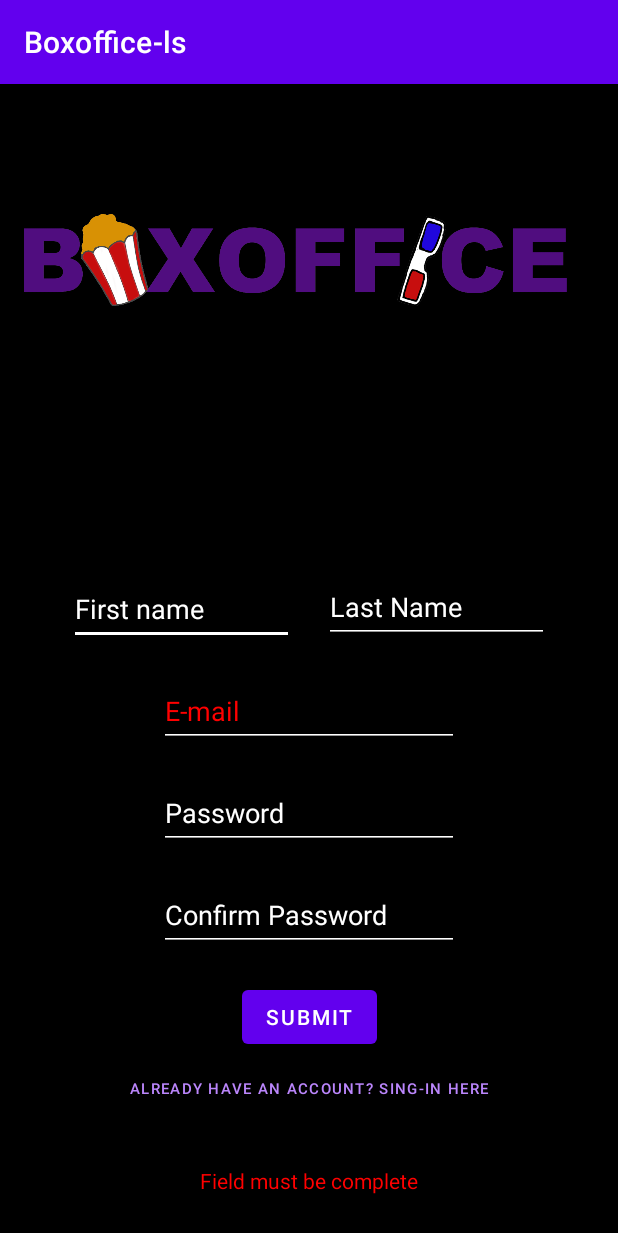
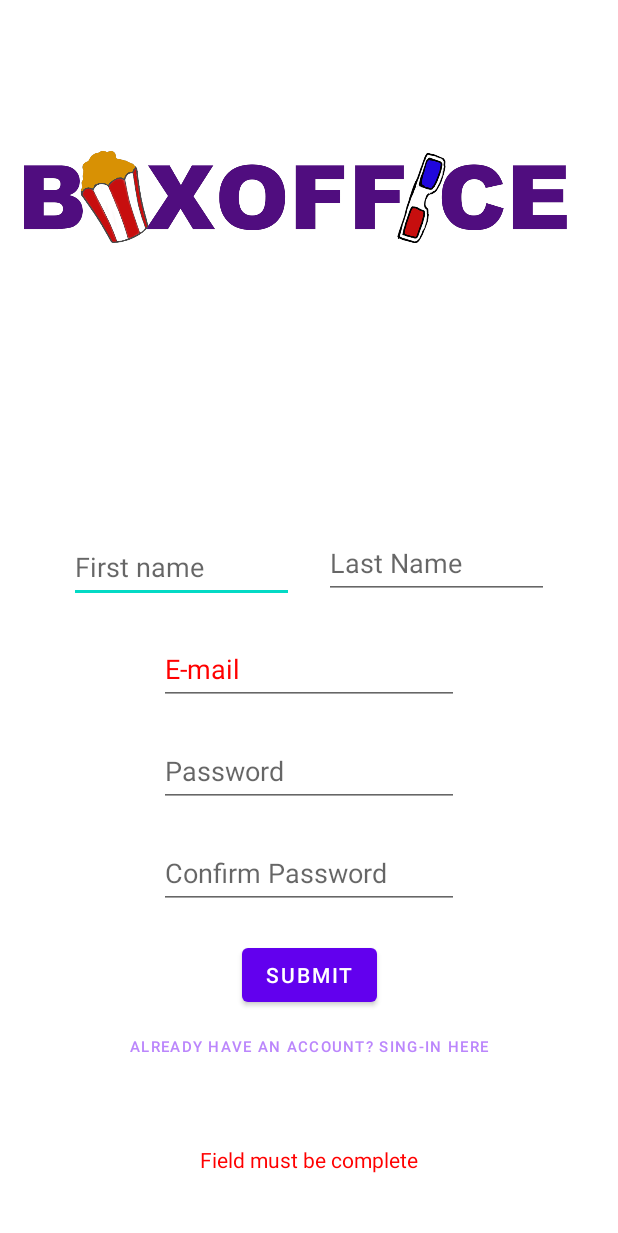
Before and after one commit to leestephens12/Boxoffice-ls, an Android app: the RegisterActivity screen opened directly, with no data from a screen before it, after a tap on "SUBMIT", on a phone screen of 412 x 824 dp. Shown: the top 1233 px of the screen. Run offline under Robolectric (Android 15) with nearby library versions, the phone set to English and light mode, and no system bars; our stand-ins replace Firebase (no records; nobody signed in at launch, a user with empty details on screens opened directly).

Commit message:
changed color scheme

```diff
--- a/app/src/main/java/com/stephensapps/boxoffice_ls/RegisterActivity.kt
+++ b/app/src/main/java/com/stephensapps/boxoffice_ls/RegisterActivity.kt
@@ -72,19 +72,19 @@ class RegisterActivity : AppCompatActivity() {
         submit.setOnClickListener {
 
             //Resetting Text colors to their original values
-            email.setTextColor(Color.WHITE)
+            /*email.setTextColor(Color.WHITE)
             password.setTextColor(Color.WHITE)
             confirmPassword.setTextColor(Color.WHITE)
             firstName.setTextColor(Color.WHITE)
-            lastName.setTextColor(Color.WHITE)
+            lastName.setTextColor(Color.WHITE)*/
             errorText.setTextColor(Color.RED)
 
             //Setting hints back to original color
-            email.setHintTextColor(Color.WHITE)
+            /*email.setHintTextColor(Color.WHITE)
             password.setHintTextColor(Color.WHITE)
             confirmPassword.setHintTextColor(Color.WHITE)
             firstName.setHintTextColor(Color.WHITE)
-            lastName.setHintTextColor(Color.WHITE)
+            lastName.setHintTextColor(Color.WHITE)*/
 
             //Error checking to make it more user friendly to show which fields are not filled out
             if(email.text.toString().isEmpty()) {
--- a/app/src/main/res/layout/register_activity.xml
+++ b/app/src/main/res/layout/register_activity.xml
@@ -2,7 +2,6 @@
 <androidx.constraintlayout.widget.ConstraintLayout xmlns:android="http://schemas.android.com/apk/res/android"
     android:layout_width="match_parent"
     android:layout_height="match_parent"
-    android:background="@color/black"
     xmlns:app="http://schemas.android.com/apk/res-auto">
 
     <ImageView
@@ -20,11 +19,8 @@
         android:layout_width="150dp"
         android:layout_height="wrap_content"
         android:layout_marginRight="10dp"
-        android:backgroundTint="@color/white"
         android:hint="First name"
         android:minHeight="48dp"
-        android:textColor="#FFFFFF"
-        android:textColorHint="@color/white"
         app:layout_constraintBottom_toTopOf="@id/emailEditText"
         app:layout_constraintHorizontal_chainStyle="packed"
         app:layout_constraintLeft_toLeftOf="parent"
@@ -37,11 +33,8 @@
         android:layout_width="150dp"
         android:layout_height="wrap_content"
         android:layout_marginLeft="10dp"
-        android:backgroundTint="@color/white"
         android:hint="Last Name"
         android:minHeight="48dp"
-        android:textColor="#FFFFFF"
-        android:textColorHint="@color/white"
         app:layout_constraintBottom_toTopOf="@id/emailEditText"
         app:layout_constraintHorizontal_chainStyle="packed"
         app:layout_constraintLeft_toRightOf="@+id/firstNameEditText"
@@ -55,11 +48,8 @@
         android:layout_width="200dp"
         android:layout_height="wrap_content"
         android:layout_marginTop="20dp"
-        android:backgroundTint="@color/white"
         android:hint="E-mail"
-        android:textColor="#FFFFFF"
         android:minHeight="48dp"
-        android:textColorHint="@color/white"
         app:layout_constraintBottom_toBottomOf="parent"
         app:layout_constraintLeft_toLeftOf="parent"
         app:layout_constraintRight_toRightOf="parent"
@@ -71,11 +61,8 @@
         android:layout_width="200dp"
         android:layout_height="wrap_content"
         android:layout_marginTop="20dp"
-        android:backgroundTint="@color/white"
         android:hint="Password"
-        android:textColor="#FFFFFF"
         android:minHeight="48dp"
-        android:textColorHint="@color/white"
         app:layout_constraintLeft_toLeftOf="parent"
         app:layout_constraintRight_toRightOf="parent"
         app:layout_constraintTop_toBottomOf="@id/emailEditText"
@@ -86,11 +73,8 @@
         android:layout_width="200dp"
         android:layout_height="wrap_content"
         android:layout_marginTop="20dp"
-        android:backgroundTint="@color/white"
-        android:textColor="#FFFFFF"
         android:hint="Confirm Password"
         android:minHeight="48dp"
-        android:textColorHint="@color/white"
         app:layout_constraintLeft_toLeftOf="parent"
         app:layout_constraintRight_toRightOf="parent"
         app:layout_constraintTop_toBottomOf="@id/passwordEditText"
--- a/app/src/main/res/layout/splash_page.xml
+++ b/app/src/main/res/layout/splash_page.xml
@@ -3,8 +3,7 @@
     xmlns:app="http://schemas.android.com/apk/res-auto"
     xmlns:tools="http://schemas.android.com/tools"
     android:layout_width="match_parent"
-    android:layout_height="match_parent"
-    android:background="@color/black">
+    android:layout_height="match_parent">
 
     <ImageView
         android:id="@+id/logoImage"
--- a/app/src/main/res/values/themes.xml
+++ b/app/src/main/res/values/themes.xml
@@ -1,6 +1,6 @@
 <resources xmlns:tools="http://schemas.android.com/tools">
     <!-- Base application theme. -->
-    <style name="Theme.Boxofficels" parent="Theme.MaterialComponents.DayNight.DarkActionBar">
+    <style name="Theme.Boxofficels" parent="Theme.MaterialComponents.DayNight.NoActionBar">
         <!-- Primary brand color. -->
         <item name="colorPrimary">@color/purple_500</item>
         <item name="colorPrimaryVariant">@color/purple_700</item>
```
Also changed, not shown: app/src/main/java/com/stephensapps/boxoffice_ls/LoginActivity.kt (+6 -2 lines), app/src/main/res/layout/login_activity.xml (+0 -7 lines).
